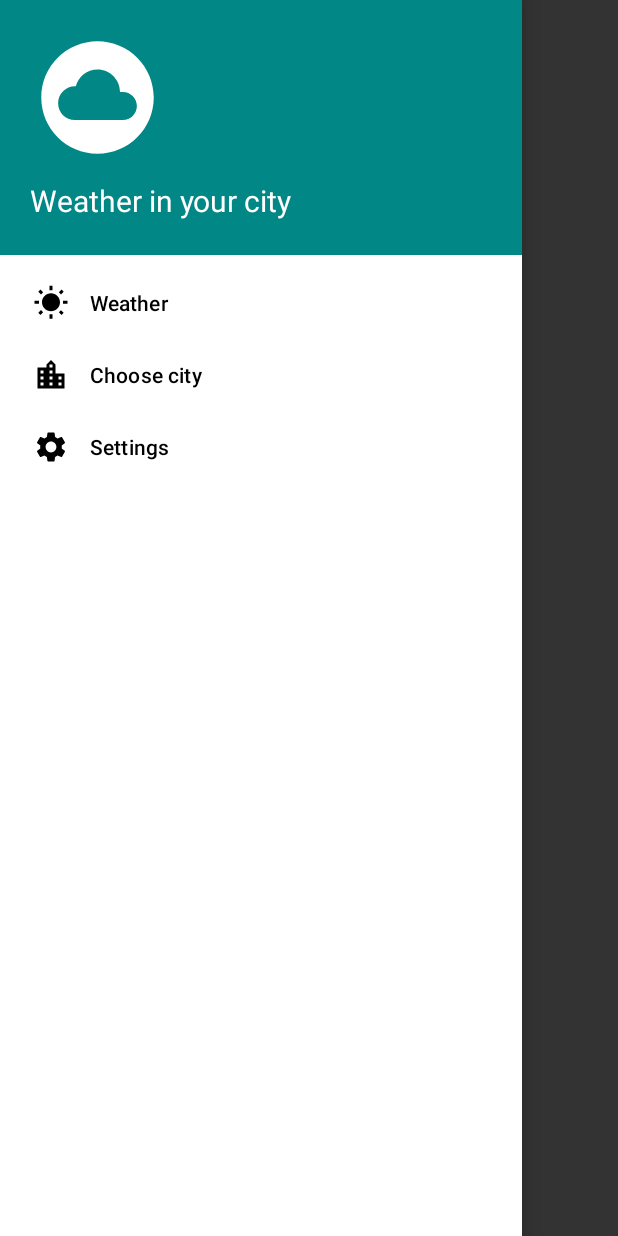
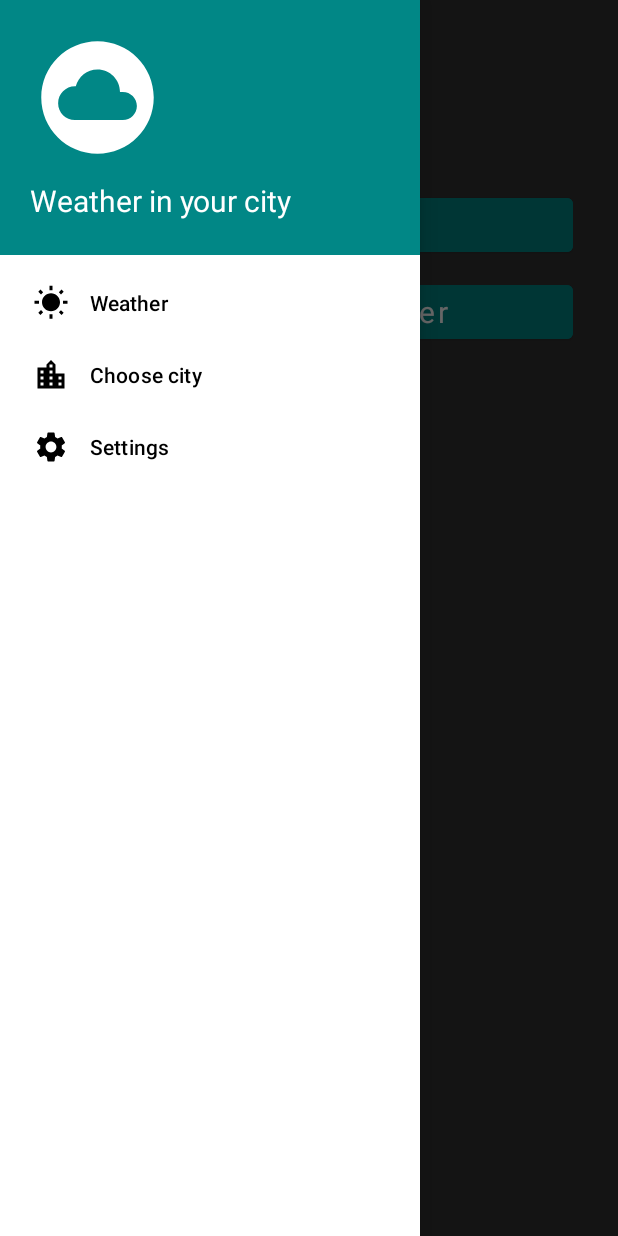
Before and after one commit to IFEOR/Weather, an Android app: the screen it shows after launch (MainActivity), with the side drawer open, on a phone screen of 412 x 824 dp. Run offline under Robolectric (Android 15) with nearby library versions, the phone set to English and light mode, and no system bars; Roboto replaces fonts that are not available here.

Commit message:
[temp] included main content suppressed main drawer

```diff
--- a/app/src/main/res/layout/activity_main.xml
+++ b/app/src/main/res/layout/activity_main.xml
@@ -9,9 +9,14 @@
     tools:openDrawer="start"
     android:background="@color/gray">
 
+    <include
+        layout="@layout/layout_weather"
+        android:layout_width="match_parent"
+        android:layout_height="match_parent" />
+
     <com.google.android.material.navigation.NavigationView
         android:id="@+id/nav_view_main"
-        android:layout_width="match_parent"
+        android:layout_width="wrap_content"
         android:layout_height="match_parent"
         android:fitsSystemWindows="true"
         android:layout_gravity="start"
```
